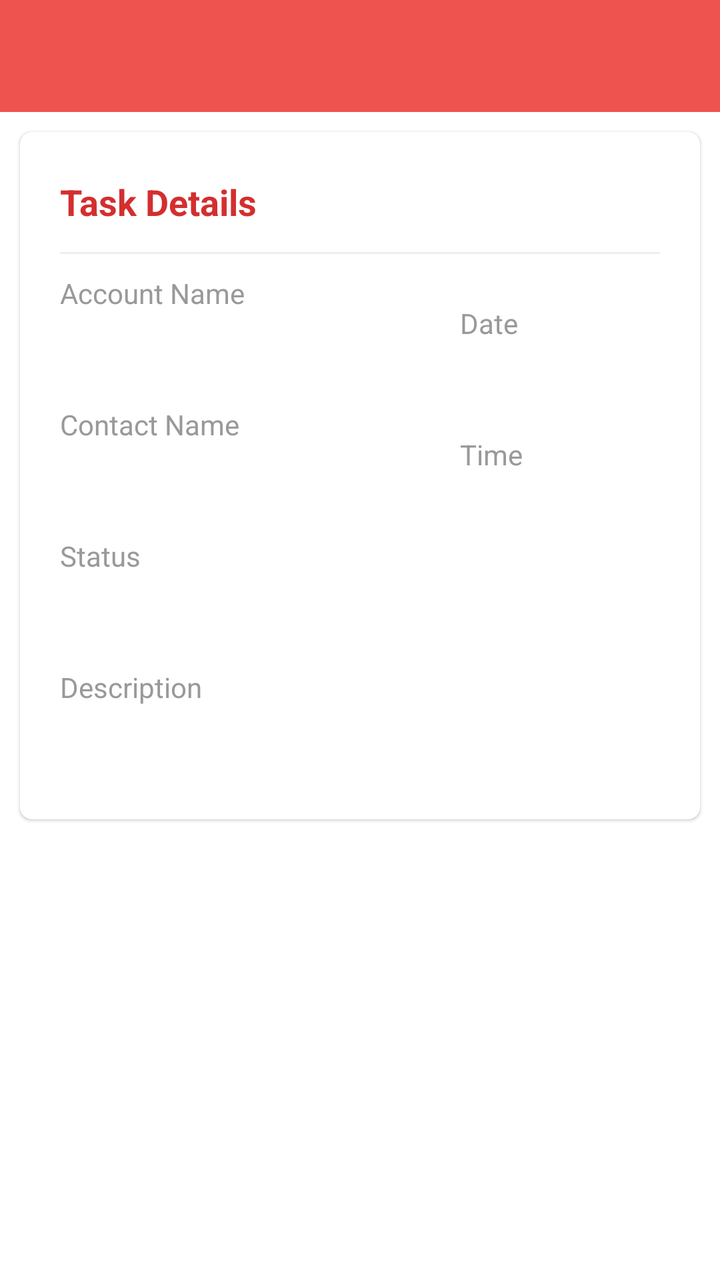
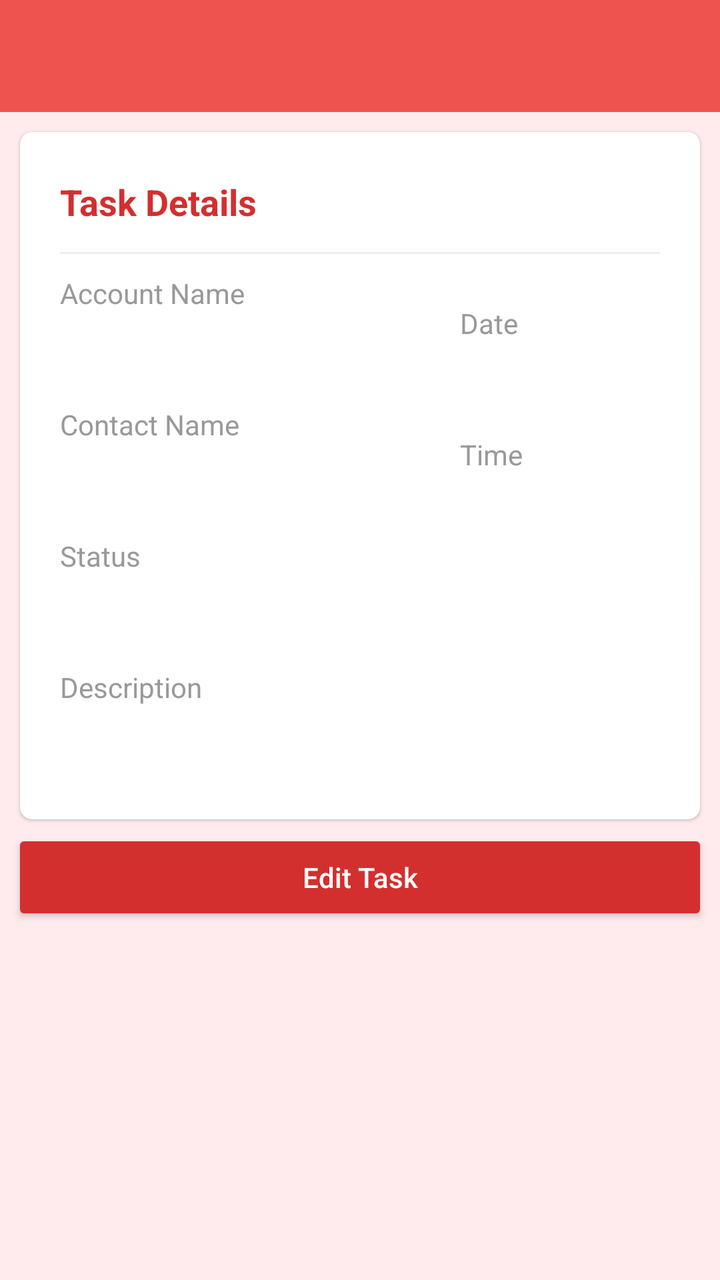

The first picture is an Android layout as it rendered before a commit; the second is the same layout after the commit. The layout source and the unified diff follow.
<!-- AndroidManifest.xml: application theme AppTheme -->
<!-- res/layout/activity_individual_task.xml -->
<?xml version="1.0" encoding="utf-8"?>
<LinearLayout xmlns:android="http://schemas.android.com/apk/res/android"
    xmlns:app="http://schemas.android.com/apk/res-auto"
    xmlns:tools="http://schemas.android.com/tools"
    android:id="@+id/main"
    android:orientation="vertical"
    android:layout_width="match_parent"
    android:layout_height="match_parent"
    tools:context=".TasksActivity">

    <com.google.android.material.appbar.AppBarLayout
        android:layout_width="match_parent"
        android:id="@+id/app_bar_layout"
        android:layout_height="wrap_content">

        <include layout="@layout/toolbar" />

    </com.google.android.material.appbar.AppBarLayout>

    <androidx.core.widget.NestedScrollView
        android:layout_width="match_parent"
        android:layout_height="match_parent"
        android:background="@android:color/white"
        android:clipToPadding="false"
        android:scrollbars="none"
        android:scrollingCache="true"
        app:layout_behavior="@string/appbar_scrolling_view_behavior">

        <LinearLayout
            android:layout_width="match_parent"
            android:layout_height="wrap_content"
            android:orientation="vertical">

            
            
            

            
            
            
            
            

            
            
            
            
            

            
            
            
            
            
            
            
            
            

            

            <androidx.cardview.widget.CardView
                android:layout_width="match_parent"
                android:layout_height="wrap_content"
                android:layout_marginBottom="@dimen/spacing_medium"
                android:layout_marginLeft="@dimen/spacing_middle"
                android:layout_marginRight="@dimen/spacing_middle"
                android:layout_marginTop="@dimen/spacing_middle"
                android:visibility="visible"
                app:cardCornerRadius="6dp"
                app:cardElevation="1dp">

                <LinearLayout
                    android:layout_width="match_parent"
                    android:layout_height="wrap_content"
                    android:orientation="horizontal"
                    android:padding="@dimen/spacing_mlarge">

                    <LinearLayout
                        android:layout_width="0dp"
                        android:layout_height="wrap_content"
                        android:layout_weight="2"
                        android:orientation="vertical">

                        <TextView
                            android:layout_width="wrap_content"
                            android:layout_height="30dp"
                            android:gravity="center_vertical"
                            android:text="Task Details"
                            android:textAppearance="@style/Base.TextAppearance.AppCompat.Medium"
                            android:textColor="@color/red_700"
                            android:textStyle="bold" />

                        <View
                            android:layout_width="match_parent"
                            android:layout_height="1dp"
                            android:background="@color/grey_200"
                            android:layout_marginTop="10dp"
                            android:layout_marginBottom="@dimen/spacing_medium" />






                        <View
                            android:layout_width="0dp"
                            android:layout_height="@dimen/spacing_medium" />

                        <TextView
                            android:layout_width="wrap_content"
                            android:layout_height="wrap_content"
                            android:text="Account Name"
                            android:textAppearance="@style/Base.TextAppearance.AppCompat.Body1"
                            android:textColor="@color/grey_40" />

                        <TextView
                            android:layout_width="wrap_content"
                            android:layout_height="wrap_content"
                            android:layout_marginTop="@dimen/spacing_medium"
                            android:text=""
                            android:id="@+id/accountNameTextView"
                            android:textAppearance="@style/Base.TextAppearance.AppCompat.Subhead"
                            android:textColor="@color/grey_80" />

                        <View
                            android:layout_width="0dp"
                            android:layout_height="@dimen/spacing_mlarge" />

                        <TextView
                            android:layout_width="wrap_content"
                            android:layout_height="wrap_content"
                            android:text="Contact Name"
                            android:textAppearance="@style/Base.TextAppearance.AppCompat.Body1"
                            android:textColor="@color/grey_40" />

                        <TextView
                            android:layout_width="wrap_content"
                            android:layout_height="wrap_content"
                            android:layout_marginTop="@dimen/spacing_medium"
                            android:text=""
                            android:id="@+id/contactNameTextView"
                            android:textAppearance="@style/Base.TextAppearance.AppCompat.Subhead"
                            android:textColor="@color/grey_80" />



                        <View
                            android:layout_width="0dp"
                            android:layout_height="@dimen/spacing_mlarge" />

                        <TextView
                            android:layout_width="wrap_content"
                            android:layout_height="wrap_content"
                            android:text="Status"
                            android:textAppearance="@style/Base.TextAppearance.AppCompat.Body1"
                            android:textColor="@color/grey_40" />

                        <TextView
                            android:layout_width="wrap_content"
                            android:layout_height="wrap_content"
                            android:layout_marginTop="@dimen/spacing_medium"
                            android:text=""
                            android:id="@+id/statusTextView"
                            android:textAppearance="@style/Base.TextAppearance.AppCompat.Subhead"
                            android:textColor="@color/grey_80" />





                        <View
                            android:layout_width="0dp"
                            android:layout_height="@dimen/spacing_mlarge" />

                        <TextView
                            android:layout_width="wrap_content"
                            android:layout_height="wrap_content"
                            android:text="Description"
                            android:textAppearance="@style/Base.TextAppearance.AppCompat.Body1"
                            android:textColor="@color/grey_40" />

                        <TextView
                            android:layout_width="wrap_content"
                            android:layout_height="wrap_content"
                            android:layout_marginTop="@dimen/spacing_medium"
                            android:text=""
                            android:id="@+id/descriptionTextView"
                            android:textAppearance="@style/Base.TextAppearance.AppCompat.Subhead"
                            android:textColor="@color/grey_80" />

                        <View
                            android:layout_width="0dp"
                            android:layout_height="@dimen/spacing_middle" />



                    </LinearLayout>

                    <LinearLayout
                        android:layout_width="0dp"
                        android:layout_height="wrap_content"
                        android:layout_weight="1"
                        android:orientation="vertical">

                        <View
                            android:layout_width="30dp"
                            android:layout_height="30dp"/>

                        
                        
                        
                        
                        
                        

                        <View
                            android:layout_width="match_parent"
                            android:layout_height="1dp"
                            android:background="@color/grey_200"
                            android:layout_marginTop="10dp"
                            android:layout_marginBottom="@dimen/spacing_medium" />



                        <View
                            android:layout_width="0dp"
                            android:layout_height="@dimen/spacing_mlarge" />

                        <TextView
                            android:layout_width="wrap_content"
                            android:layout_height="wrap_content"
                            android:text="Date"
                            android:textAppearance="@style/Base.TextAppearance.AppCompat.Body1"
                            android:textColor="@color/grey_40" />

                        <TextView
                            android:layout_width="wrap_content"
                            android:layout_height="wrap_content"
                            android:layout_marginTop="@dimen/spacing_medium"
                            android:text=""
                            android:id="@+id/dateTextView"
                            android:textAppearance="@style/Base.TextAppearance.AppCompat.Subhead"
                            android:textColor="@color/grey_80" />

                        <View
                            android:layout_width="0dp"
                            android:layout_height="@dimen/spacing_mlarge" />

                        <TextView
                            android:layout_width="wrap_content"
                            android:layout_height="wrap_content"
                            android:text="Time"
                            android:textAppearance="@style/Base.TextAppearance.AppCompat.Body1"
                            android:textColor="@color/grey_40" />

                        <TextView
                            android:layout_width="wrap_content"
                            android:layout_height="wrap_content"
                            android:layout_marginTop="@dimen/spacing_medium"
                            android:text=""
                            android:id="@+id/timeTextView"
                            android:textAppearance="@style/Base.TextAppearance.AppCompat.Subhead"
                            android:textColor="@color/grey_80" />

                        <View
                            android:layout_width="0dp"
                            android:layout_height="@dimen/spacing_middle" />







                    </LinearLayout>


                </LinearLayout>



            </androidx.cardview.widget.CardView>











































































































































































































































































        </LinearLayout>
    </androidx.core.widget.NestedScrollView>

    <com.google.android.material.floatingactionbutton.FloatingActionButton
        android:id="@+id/fab"
        android:layout_width="wrap_content"
        android:layout_height="wrap_content"
        android:layout_margin="@dimen/spacing_mlarge"
        android:clickable="true"
        app:backgroundTint="@color/red_500"
        app:fabSize="normal"
        app:layout_anchor="@id/app_bar_layout"
        app:layout_anchorGravity="bottom|right|end"
        app:srcCompat="@drawable/ic_favorites"
        app:tint="@android:color/white" />

</LinearLayout>
<!-- res/layout/toolbar.xml (included above) -->
<?xml version="1.0" encoding="utf-8"?>
<androidx.appcompat.widget.Toolbar
    xmlns:android="http://schemas.android.com/apk/res/android"
    xmlns:app="http://schemas.android.com/apk/res-auto"
    android:id="@+id/toolbar"
    android:layout_width="match_parent"
    android:layout_height="?android:attr/actionBarSize"
    android:background="@color/colorPrimary"
    app:contentInsetStartWithNavigation="0dp"
    android:theme="@style/ThemeOverlay.AppCompat.Dark.ActionBar"
    app:popupTheme="@style/ThemeOverlay.AppCompat.Light"/>
<!-- resources referenced by this layout -->
<resources>
  <color name="colorPrimary">#ef5350</color>
  <color name="grey_200">#EEEEEE</color>
  <color name="grey_40">#999999</color>
  <color name="grey_80">#37474F</color>
  <color name="red_500">#F44336</color>
  <color name="red_700">#D32F2F</color>
  <dimen name="spacing_medium">5dp</dimen>
  <dimen name="spacing_middle">10dp</dimen>
  <dimen name="spacing_mlarge">20dp</dimen>
  <!-- drawable ic_favorites (drawable) -->
  <vector xmlns:android="http://schemas.android.com/apk/res/android"
          android:width="24dp"
          android:height="24dp"
          android:viewportWidth="24.0"
          android:viewportHeight="24.0">
      <path
          android:fillColor="#FFFFFFFF"
          android:pathData="M12,21.35l-1.45,-1.32C5.4,15.36 2,12.28 2,8.5 2,5.42 4.42,3 7.5,3c1.74,0 3.41,0.81 4.5,2.09C13.09,3.81 14.76,3 16.5,3 19.58,3 22,5.42 22,8.5c0,3.78 -3.4,6.86 -8.55,11.54L12,21.35z"/>
  </vector>
  <style name="AppTheme" parent="BaseTheme">
          <item name="android:windowContentTransitions">true</item>
  
  
          
      </style>
  <style name="BaseTheme" parent="Theme.AppCompat.Light.NoActionBar">
          
          <item name="colorPrimary">@color/colorPrimary</item>
          <item name="colorPrimaryDark">@color/colorPrimaryDark</item>
          <item name="colorAccent">@color/colorAccent</item>
          <item name="windowActionModeOverlay">true</item>
          <item name="android:actionModeBackground">@color/blue_grey_600</item>
          <item name="android:dialogTheme">@style/Dialog.Theme</item>
          
          <item name="android:windowDisablePreview">true</item>
      </style>
  <color name="colorPrimaryDark">#dc1814</color>
  <color name="colorAccent">#FF4081</color>
  <color name="blue_grey_600">#546E7A</color>
  <style name="Dialog.Theme" parent="Theme.AppCompat.Light.Dialog">
          <item name="colorPrimary">@color/colorPrimary</item>
          <item name="colorPrimaryDark">@color/colorPrimaryDark</item>
          <item name="colorAccent">@color/colorAccent</item>
      </style>
</resources>

<!-- the commit's change to res/layout/activity_individual_task.xml (unified diff, before → after) -->
@@ -6,7 +6,7 @@
     android:orientation="vertical"
     android:layout_width="match_parent"
     android:layout_height="match_parent"
-    tools:context=".TasksActivity">
+    tools:context=".IndividualTaskActivity">
 
     <com.google.android.material.appbar.AppBarLayout
         android:layout_width="match_parent"
@@ -20,7 +20,7 @@
     <androidx.core.widget.NestedScrollView
         android:layout_width="match_parent"
         android:layout_height="match_parent"
-        android:background="@android:color/white"
+        android:background="@color/red_50"
         android:clipToPadding="false"
         android:scrollbars="none"
         android:scrollingCache="true"
@@ -281,6 +281,18 @@
 
 
             </androidx.cardview.widget.CardView>
+
+            <Button
+                android:layout_width="match_parent"
+                android:layout_marginLeft="6dp"
+                android:layout_marginRight="6dp"
+                android:layout_height="wrap_content"
+                android:text="Edit Task"
+                android:textAllCaps="false"
+                android:textColor="@color/white"
+                android:backgroundTint="@color/red_700"
+                android:elevation="4dp"
+                android:id="@+id/editTaskButton"/>
 
 
 
<!-- resource entries referenced after the edit -->
@@ -4,8 +4,10 @@
   <color name="grey_200">#EEEEEE</color>
   <color name="grey_40">#999999</color>
   <color name="grey_80">#37474F</color>
+  <color name="red_50">#FFEBEE</color>
   <color name="red_500">#F44336</color>
   <color name="red_700">#D32F2F</color>
+  <color name="white">#FFFFFF</color>
   <dimen name="spacing_medium">5dp</dimen>
   <dimen name="spacing_middle">10dp</dimen>
   <dimen name="spacing_mlarge">20dp</dimen>
